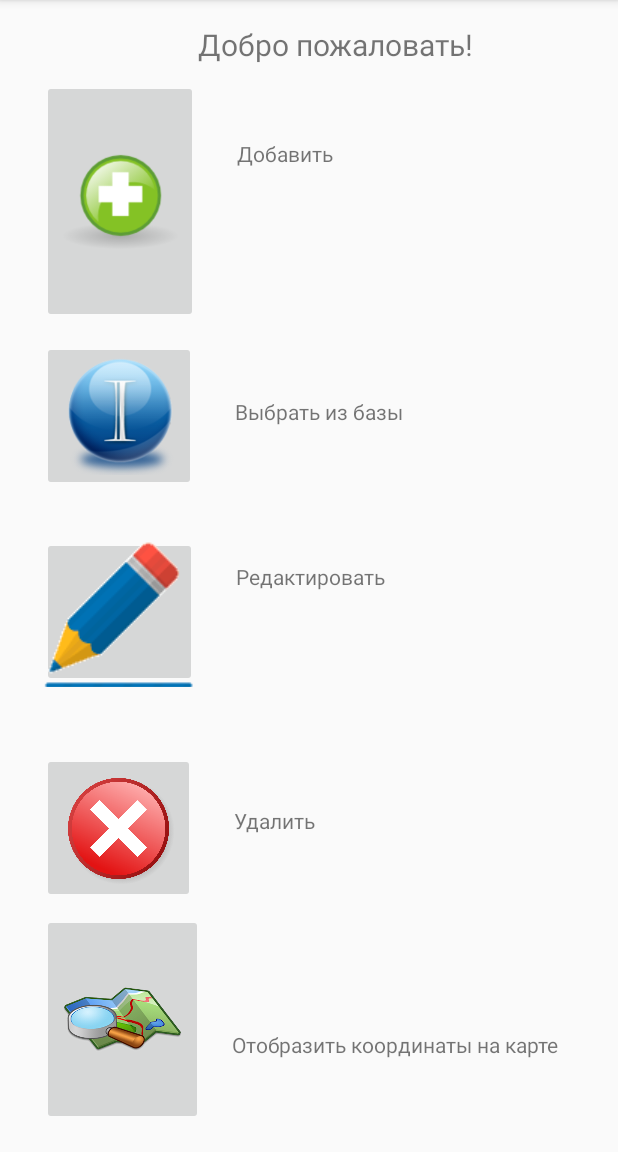
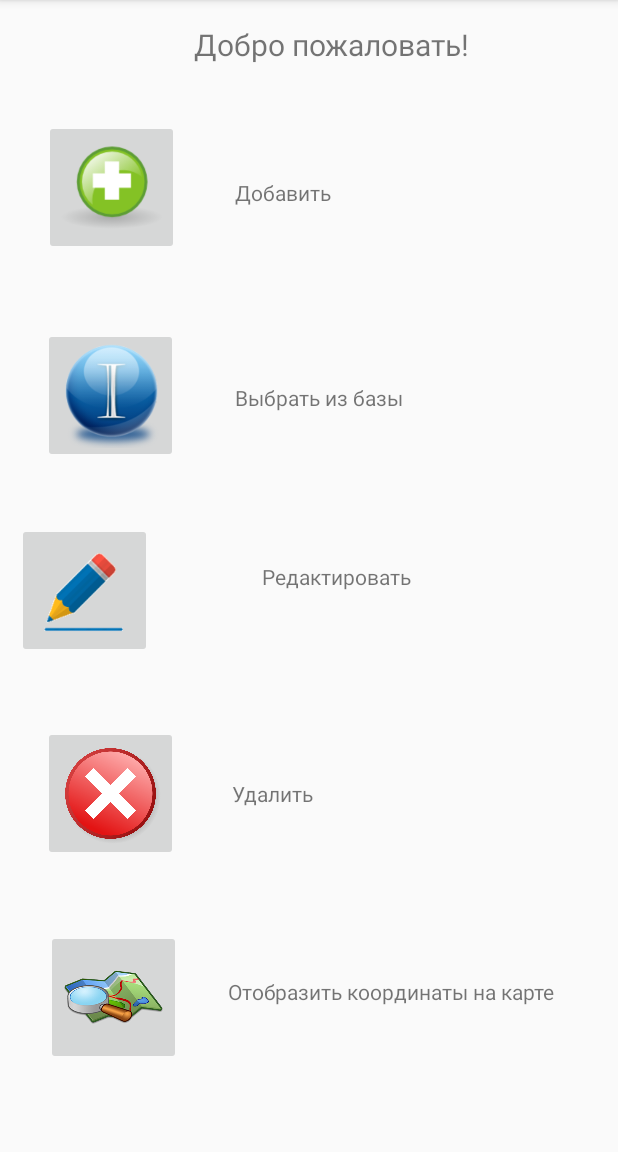
Before and after one commit to optima211/romeapp, an Android app: the screen it shows after launch (MainActivity), on a phone screen of 412 x 824 dp, the part 84-1236 px from its top. Run offline under Robolectric (Android 15) with nearby library versions, the phone set to English and light mode, and no system bars.

```diff
--- a/app/src/main/res/layout/activity_main.xml
+++ b/app/src/main/res/layout/activity_main.xml
@@ -11,6 +11,7 @@
         android:id="@+id/textView2"
         android:layout_width="wrap_content"
         android:layout_height="wrap_content"
+        android:layout_marginStart="10dp"
         android:layout_marginTop="16dp"
         android:text="Добро пожаловать!"
         android:textSize="20sp"
@@ -19,80 +20,79 @@
 
     <ImageButton
         android:id="@+id/addbutton"
-        android:layout_width="0dp"
-        android:layout_height="0dp"
-        android:layout_marginBottom="12dp"
-        android:layout_marginEnd="26dp"
-        android:layout_marginStart="28dp"
-        android:layout_marginTop="10dp"
+        android:layout_width="90dp"
+        android:layout_height="90dp"
+        android:layout_marginBottom="14dp"
+        android:layout_marginEnd="20dp"
+        android:layout_marginStart="12dp"
+        android:layout_marginTop="45dp"
         android:contentDescription="TODO"
-        android:scaleType="centerInside"
+        android:scaleType="centerCrop"
         app:layout_constraintBottom_toTopOf="@+id/selectbutton"
         app:layout_constraintEnd_toStartOf="@+id/textView"
         app:layout_constraintStart_toStartOf="parent"
-        app:layout_constraintTop_toBottomOf="@+id/textView2"
+        app:layout_constraintTop_toTopOf="parent"
         app:srcCompat="@drawable/add" />
 
     <ImageButton
         android:id="@+id/deletebutton"
-        android:layout_width="0dp"
-        android:layout_height="100dp"
-        android:layout_marginBottom="63dp"
-        android:layout_marginEnd="26dp"
-        android:layout_marginStart="28dp"
-        android:layout_marginTop="67dp"
-        android:scaleType="centerInside"
-        app:layout_constraintBottom_toBottomOf="@+id/textView6"
+        android:layout_width="90dp"
+        android:layout_height="90dp"
+        android:layout_marginBottom="11dp"
+        android:layout_marginEnd="19dp"
+        android:layout_marginStart="11dp"
+        android:scaleType="centerCrop"
+        app:layout_constraintBottom_toTopOf="@+id/mapbutton"
         app:layout_constraintEnd_toStartOf="@+id/textView3"
         app:layout_constraintStart_toStartOf="parent"
-        app:layout_constraintTop_toBottomOf="@+id/textView5"
+        app:layout_constraintTop_toBottomOf="@+id/updatebutton"
         app:srcCompat="@drawable/delete" />
 
     <ImageButton
         android:id="@+id/selectbutton"
-        android:layout_width="0dp"
-        android:layout_height="100dp"
-        android:layout_marginBottom="148dp"
-        android:layout_marginEnd="26dp"
-        android:layout_marginStart="28dp"
-        android:layout_marginTop="149dp"
-        android:scaleType="centerInside"
-        app:layout_constraintBottom_toTopOf="@+id/textView3"
+        android:layout_width="90dp"
+        android:layout_height="90dp"
+        android:layout_marginBottom="5dp"
+        android:layout_marginEnd="20dp"
+        android:layout_marginStart="11dp"
+        android:scaleType="centerCrop"
+        app:layout_constraintBottom_toTopOf="@+id/updatebutton"
         app:layout_constraintEnd_toStartOf="@+id/textView4"
         app:layout_constraintStart_toStartOf="parent"
-        app:layout_constraintTop_toTopOf="@+id/textView2"
+        app:layout_constraintTop_toBottomOf="@+id/addbutton"
         app:srcCompat="@drawable/select" />
 
     <ImageButton
         android:id="@+id/updatebutton"
-        android:layout_width="0dp"
-        android:layout_height="100dp"
-        android:layout_marginBottom="113dp"
-        android:layout_marginEnd="26dp"
-        android:layout_marginStart="28dp"
-        android:layout_marginTop="112dp"
-        app:layout_constraintBottom_toBottomOf="@+id/deletebutton"
+        android:layout_width="90dp"
+        android:layout_height="90dp"
+        android:layout_marginBottom="11dp"
+        android:layout_marginEnd="20dp"
+        android:layout_marginStart="11dp"
+        android:scaleType="centerCrop"
+        app:layout_constraintBottom_toTopOf="@+id/deletebutton"
         app:layout_constraintEnd_toStartOf="@+id/textView5"
+        app:layout_constraintHorizontal_chainStyle="spread_inside"
         app:layout_constraintStart_toStartOf="parent"
-        app:layout_constraintTop_toBottomOf="@+id/addbutton"
+        app:layout_constraintTop_toBottomOf="@+id/selectbutton"
         app:srcCompat="@drawable/update" />
 
     <TextView
         android:id="@+id/textView"
         android:layout_width="wrap_content"
         android:layout_height="wrap_content"
-        android:layout_marginEnd="190dp"
-        android:layout_marginTop="39dp"
+        android:layout_marginBottom="32dp"
+        android:layout_marginEnd="174dp"
         android:text="Добавить"
+        app:layout_constraintBottom_toBottomOf="@+id/addbutton"
         app:layout_constraintEnd_toEndOf="parent"
-        app:layout_constraintStart_toEndOf="@+id/addbutton"
-        app:layout_constraintTop_toTopOf="@+id/addbutton" />
+        app:layout_constraintStart_toEndOf="@+id/addbutton" />
 
     <TextView
         android:id="@+id/textView3"
         android:layout_width="wrap_content"
         android:layout_height="wrap_content"
-        android:layout_marginEnd="201dp"
+        android:layout_marginEnd="185dp"
         android:layout_marginTop="35dp"
         android:text="Удалить"
         app:layout_constraintEnd_toEndOf="parent"
@@ -103,33 +103,32 @@
         android:id="@+id/textView4"
         android:layout_width="wrap_content"
         android:layout_height="wrap_content"
-        android:layout_marginEnd="143dp"
-        android:layout_marginTop="37dp"
+        android:layout_marginBottom="34dp"
+        android:layout_marginEnd="126dp"
         android:text="Выбрать из базы"
+        app:layout_constraintBottom_toBottomOf="@+id/selectbutton"
         app:layout_constraintEnd_toEndOf="parent"
-        app:layout_constraintStart_toEndOf="@+id/selectbutton"
-        app:layout_constraintTop_toTopOf="@+id/selectbutton" />
+        app:layout_constraintStart_toEndOf="@+id/selectbutton" />
 
     <TextView
         android:id="@+id/textView5"
         android:layout_width="wrap_content"
         android:layout_height="wrap_content"
-        android:layout_marginEnd="155dp"
+        android:layout_marginEnd="138dp"
+        android:layout_marginTop="26dp"
         android:text="Редактировать"
-        app:layout_constraintBottom_toBottomOf="parent"
         app:layout_constraintEnd_toEndOf="parent"
         app:layout_constraintStart_toEndOf="@+id/updatebutton"
-        app:layout_constraintTop_toTopOf="parent" />
+        app:layout_constraintTop_toTopOf="@+id/updatebutton" />
 
     <ImageButton
         android:id="@+id/mapbutton"
-        android:layout_width="0dp"
-        android:layout_height="0dp"
-        android:layout_marginBottom="18dp"
-        android:layout_marginEnd="19dp"
-        android:layout_marginStart="28dp"
-        android:layout_marginTop="7dp"
-        android:scaleType="centerInside"
+        android:layout_width="90dp"
+        android:layout_height="90dp"
+        android:layout_marginBottom="23dp"
+        android:layout_marginEnd="13dp"
+        android:layout_marginStart="12dp"
+        android:scaleType="centerCrop"
         app:layout_constraintBottom_toBottomOf="parent"
         app:layout_constraintEnd_toStartOf="@+id/textView6"
         app:layout_constraintStart_toStartOf="parent"
@@ -140,11 +139,11 @@
         android:id="@+id/textView6"
         android:layout_width="wrap_content"
         android:layout_height="wrap_content"
-        android:layout_marginBottom="62dp"
-        android:layout_marginEnd="39dp"
+        android:layout_marginEnd="23dp"
+        android:layout_marginTop="31dp"
         android:text="Отобразить координаты на карте"
-        app:layout_constraintBottom_toBottomOf="parent"
         app:layout_constraintEnd_toEndOf="parent"
-        app:layout_constraintStart_toEndOf="@+id/mapbutton" />
+        app:layout_constraintStart_toEndOf="@+id/mapbutton"
+        app:layout_constraintTop_toTopOf="@+id/mapbutton" />
 
 </android.support.constraint.ConstraintLayout>
```
Also changed, not shown: app/src/main/java/com/example/nedmk/rome/AddActivity.java (+17 -0 lines), app/src/main/java/com/example/nedmk/rome/DeleteActivity.java (+16 -0 lines), app/src/main/java/com/example/nedmk/rome/MapActivity.java (+16 -0 lines), app/src/main/java/com/example/nedmk/rome/SelectActivity.java (+16 -0 lines), app/src/main/java/com/example/nedmk/rome/UpdateActivity.java (+16 -0 lines), app/src/main/res/layout/activity_add.xml (+10 -0 lines), app/src/main/res/layout/activity_delete.xml (+10 -0 lines), app/src/main/res/layout/activity_map.xml (+10 -0 lines), app/src/main/res/layout/activity_select.xml (+10 -0 lines), app/src/main/res/layout/activity_update.xml (+10 -0 lines), app/src/main/res/drawable/home.png (added), 22 other files.
